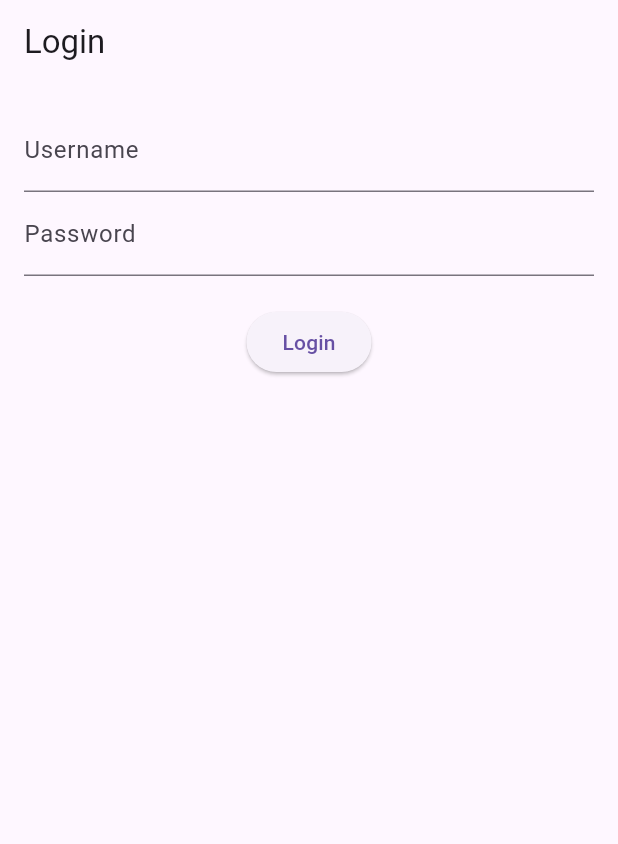
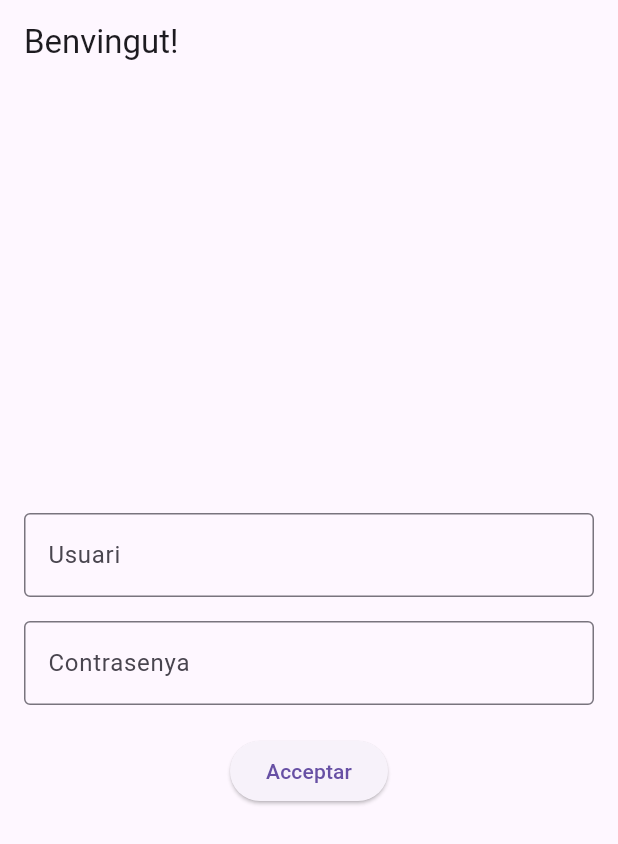
Before and after one commit to lcros-mo/employee_attendance, a Flutter app: the screen it shows after launch, on a phone screen of 412 x 824 dp. Shown: the top 844 px of the screen. Run offline on Flutter 3.47's test engine with Material 3 defaults, Android fonts, the phone set to English and light mode, and no system bars; our stand-ins replace sqflite; accounts and stored records are empty.

Commit message:
Improved Login screen and Catalá traduction

```diff
--- a/lib/login_screen.dart
+++ b/lib/login_screen.dart
@@ -26,28 +26,36 @@ class _LoginScreenState extends State<LoginScreen> {
   @override
   Widget build(BuildContext context) {
     return Scaffold(
-      appBar: AppBar(title: Text('Login')),
+      appBar: AppBar(title: Text('Benvingut!')),
       body: Padding(
         padding: EdgeInsets.all(16.0),
         child: Form(
           key: _formKey,
           child: Column(
-            children: [
+            mainAxisAlignment: MainAxisAlignment.center,
+              children: [
+                TextFormField(
+                  decoration: InputDecoration(
+                    labelText: 'Usuari',
+                    border: OutlineInputBorder(),
+                  ),
+                onSaved: (value) => _username = value!,
+                validator: (value) => value!.isEmpty ? 'Introdueix Usuari' : null,
+              ),
+              SizedBox(height: 16),
               TextFormField(
-                decoration: InputDecoration(labelText: 'Username'),
-                onSaved: (value) => _username = value!,
-                validator: (value) => value!.isEmpty ? 'Enter username' : null,
-              ),
-              TextFormField(
-                decoration: InputDecoration(labelText: 'Password'),
+                decoration: InputDecoration(
+                  labelText: 'Contrasenya',
+                  border: OutlineInputBorder(),
+                  ),
                 obscureText: true,
                 onSaved: (value) => _password = value!,
-                validator: (value) => value!.isEmpty ? 'Enter password' : null,
+                validator: (value) => value!.isEmpty ? 'Introdueix Contrasenya' : null,
               ),
               SizedBox(height: 20),
               ElevatedButton(
                 onPressed: _login,
-                child: Text('Login'),
+                child: Text('Acceptar'),
               ),
             ],
           ),
```
